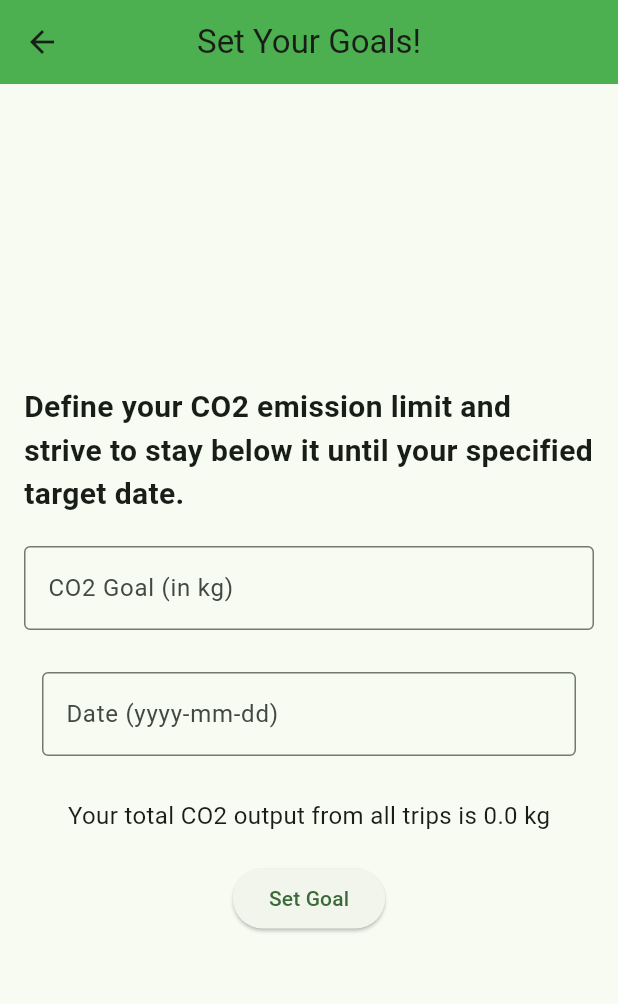
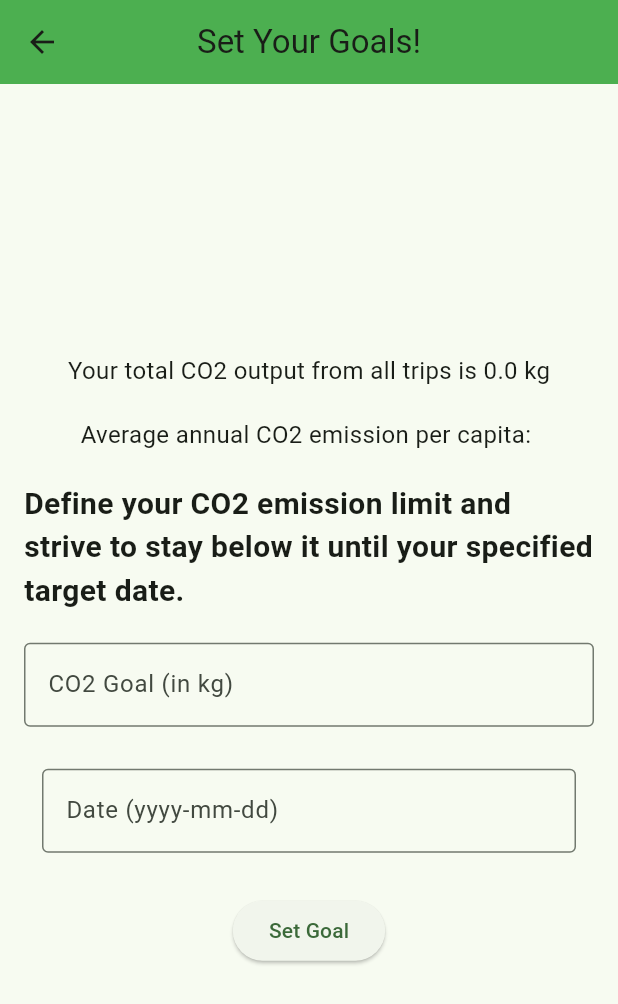
Before and after one commit to perujuice/carbon-footprint-tracker, a Flutter app: the GoalPage screen opened directly, on a phone screen of 412 x 824 dp. Shown: the top 1004 px of the screen. Run offline on Flutter 3.47's test engine with Material 3 defaults, Android fonts, the phone set to English and light mode, and no system bars; our stand-ins replace flutter_calendar_carousel, flutter_typeahead; network calls fail.

Commit message:
feat: some additional features and fixes

```diff
--- a/carbon_tracker/lib/pages/goal_page.dart
+++ b/carbon_tracker/lib/pages/goal_page.dart
@@ -90,6 +90,20 @@ class _GoalPageState extends State<GoalPage> {
           child: Column(
             mainAxisAlignment: MainAxisAlignment.center,
             children: <Widget>[
+              Text(
+                'Your total CO2 output from all trips is $_totalCO2Output kg',
+                style: const TextStyle(
+                  fontSize: 16,
+                ),
+              ),
+              const SizedBox(height: 20),
+              const Text(
+                'Average annual CO2 emission per capita: ', // Add the actual value here
+                style: TextStyle(
+                  fontSize: 16,
+                ),
+              ),
+              const SizedBox(height: 20),
               const Text(
                 "Define your CO2 emission limit and strive to stay below it until your specified target date.",
                 style: TextStyle(
@@ -130,13 +144,6 @@ class _GoalPageState extends State<GoalPage> {
                 ),
               ),
               const SizedBox(height: 20),
-              Text(
-                'Your total CO2 output from all trips is $_totalCO2Output kg',
-                style: const TextStyle(
-                  fontSize: 16,
-                ),
-              ),
-              const SizedBox(height: 20),
               ElevatedButton(
                 onPressed: _setUserGoal,
                 child: const Text('Set Goal'),
--- a/carbon_tracker/lib/pages/home_page.dart
+++ b/carbon_tracker/lib/pages/home_page.dart
@@ -3,6 +3,7 @@ import 'package:flutter/material.dart';
 import 'login_page.dart';
 import 'help_page.dart';
 import 'transport_mode.dart';
+import 'info_page_basic.dart';
 
 
 
@@ -87,7 +88,7 @@ class _MyHomePageState extends State<MyHomePage> {
             case 0:
               Navigator.push(
                 context,
-                MaterialPageRoute(builder: (context) => const InfoPage()),
+                MaterialPageRoute(builder: (context) => const InfoPageBasic()),
               );
               break;
             case 1:
--- a/carbon_tracker/lib/pages/transport_mode.dart
+++ b/carbon_tracker/lib/pages/transport_mode.dart
@@ -25,8 +25,6 @@ class ModePage extends StatefulWidget {
 class _ModePageState extends State<ModePage> {
   @override
 Widget build(BuildContext context) {
-  print('Date: ${widget.startLocation}'); // Add this line
-
 
   return Scaffold(
     appBar: AppBar(
@@ -88,7 +86,7 @@ Widget build(BuildContext context) {
           case 0:
             Navigator.push(
               context,
-              MaterialPageRoute(builder: (context) => const InfoPage()),
+              MaterialPageRoute(builder: (context) => InfoPage(userId: widget.userId,)),
             );
             break;
           case 1:
```
Also changed, not shown: carbon_tracker/lib/pages/info_page.dart (+3 -20 lines), carbon_tracker/lib/pages/info_page_basic.dart (renamed from carbon_tracker/lib/pages/user_info.dart, +5 -5 lines), carbon_tracker/lib/pages/locations_input.dart (+6 -1 lines), carbon_tracker/lib/pages/welcome_page.dart (+20 -6 lines).
